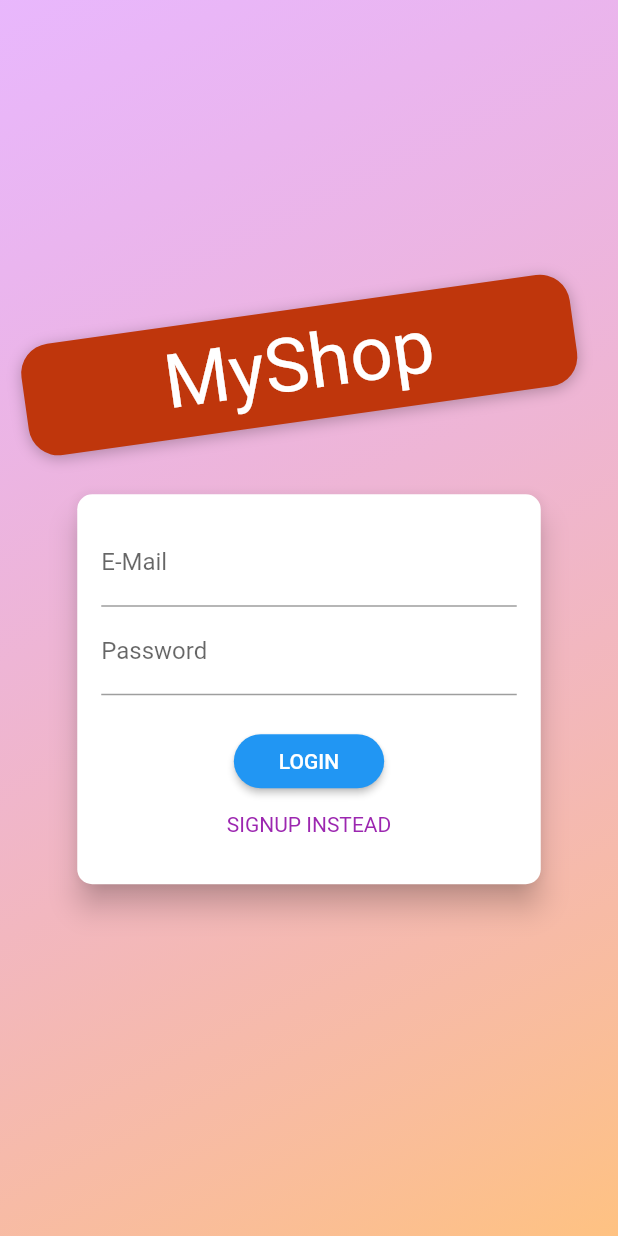
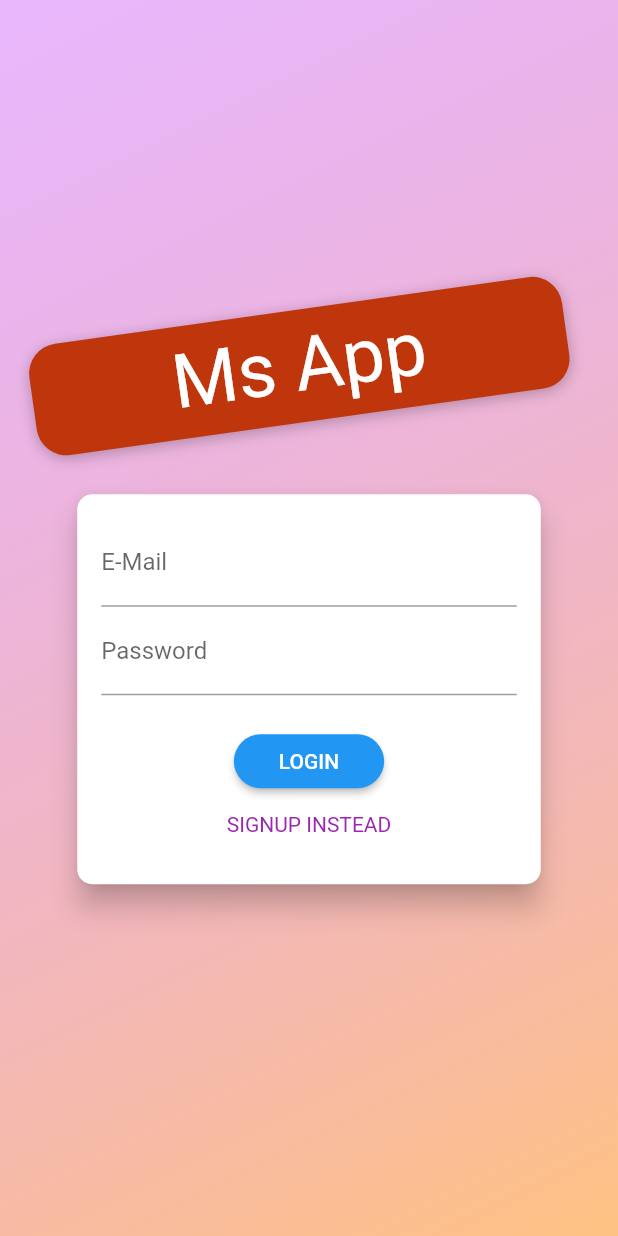
Before and after one commit to AmirHaziqHafiz113/MyMS-App, a Flutter app: the AuthScreen screen opened directly, on a phone screen of 412 x 824 dp. Run offline on Flutter 3.47's test engine with Material 2 defaults, Android fonts, the phone set to English and light mode, and no system bars; Roboto replaces fonts that are missing (Anton).

Commit message:
Add auth screen

```diff
--- a/lib/main.dart
+++ b/lib/main.dart
@@ -10,6 +10,7 @@ import './providers/cart.dart';
 import './providers/orders.dart';
 import './screens/orders_screen.dart';
 import './screens/edit_patient_screen.dart';
+import './screens/auth_screen.dart';
 
 void main() => runApp(MyApp());
 
@@ -34,7 +35,7 @@ class MyApp extends StatelessWidget {
           colorScheme: ColorScheme.fromSwatch(primarySwatch: Colors.purple)
               .copyWith(secondary: Colors.deepOrange),
         ),
-        home: PatientOverview(),
+        home: AuthScreen(),
         routes: {
           PatientDetailScreen.routeName: (ctx) => PatientDetailScreen(),
           CartScreen.routeName: (ctx) => CartScreen(),
--- a/lib/screens/auth_screen.dart
+++ b/lib/screens/auth_screen.dart
@@ -57,7 +57,7 @@ class AuthScreen extends StatelessWidget {
                         ],
                       ),
                       child: Text(
-                        'MyShop',
+                        'Ms App',
                         style: TextStyle(
                           color:
                               Theme.of(context).accentTextTheme.headline6.color,
@@ -202,8 +202,8 @@ class _AuthCardState extends State<AuthCard> {
                         Text(_authMode == AuthMode.Login ? 'LOGIN' : 'SIGN UP'),
                     onPressed: _submit,
                     style: ElevatedButton.styleFrom(
-                      primary: Theme.of(context).primaryColor,
-                      onPrimary: Colors.white,
+                      backgroundColor: Theme.of(context).primaryColor,
+                      foregroundColor: Colors.white,
                       shape: RoundedRectangleBorder(
                         borderRadius: BorderRadius.circular(30),
                       ),
```
